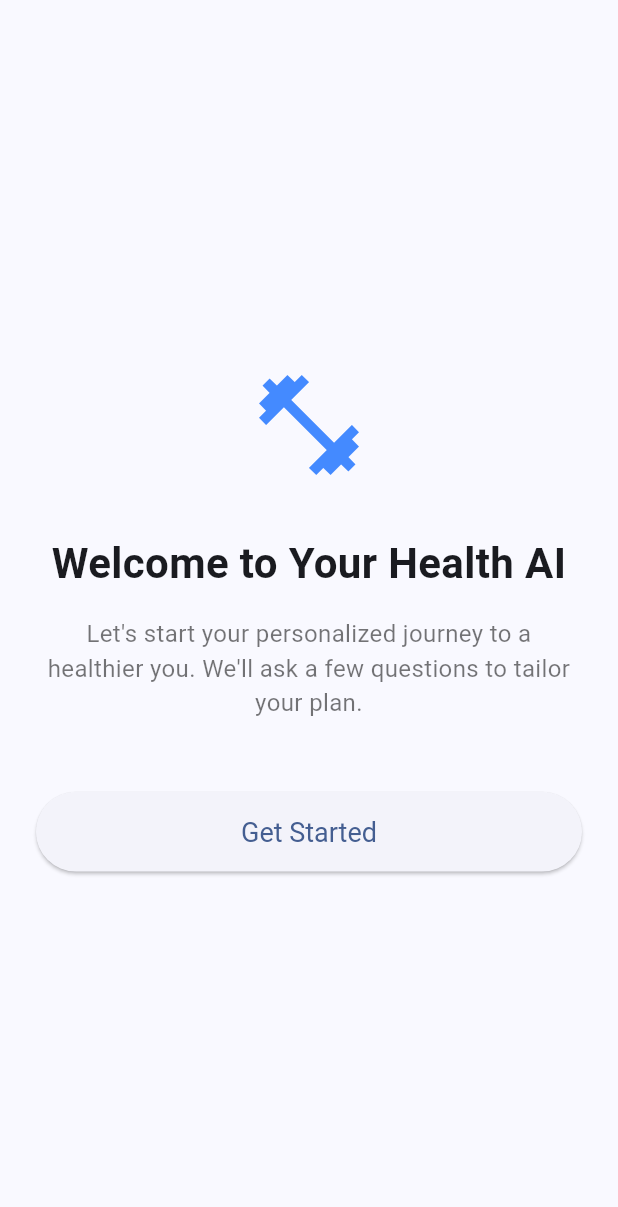
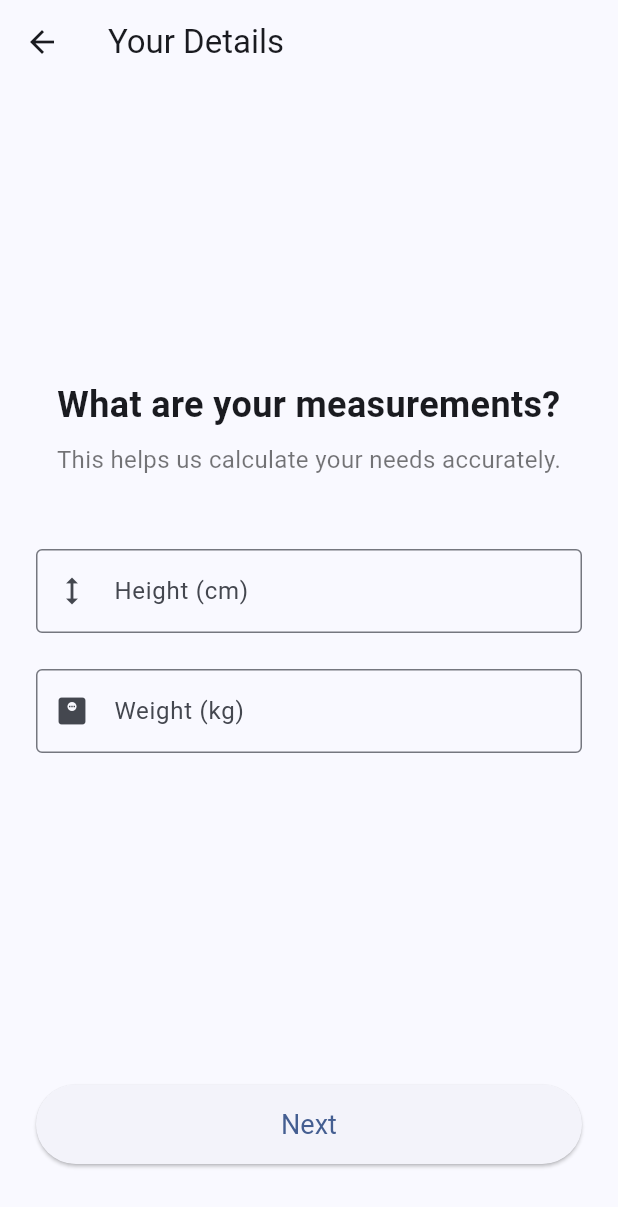
Before and after one commit to devrugu/health_ai_app, a Flutter app: the screen it shows after launch, after a tap on "Get Started", on a phone screen of 412 x 824 dp. Shown: the top 1207 px of the screen. Run offline on Flutter 3.47's test engine with Material 3 defaults, Android fonts, the phone set to English and light mode, and no system bars.

Commit message:
feat(onboarding): Build multi-step form foundation with metric inputs

```diff
--- /dev/null
+++ b/lib/src/features/onboarding/presentation/screens/onboarding_details_screen.dart
@@ -0,0 +1,63 @@
+// lib/src/features/onboarding/presentation/screens/onboarding_details_screen.dart
+
+import 'package:flutter/material.dart';
+import 'package:health_ai_app/src/features/onboarding/presentation/widgets/metric_input_step.dart'; // Make sure this path is correct
+
+class OnboardingDetailsScreen extends StatefulWidget {
+  const OnboardingDetailsScreen({super.key});
+
+  @override
+  State<OnboardingDetailsScreen> createState() => _OnboardingDetailsScreenState();
+}
+
+class _OnboardingDetailsScreenState extends State<OnboardingDetailsScreen> {
+  // A controller to manage the pages in the PageView
+  final PageController _pageController = PageController();
+
+  // A list of all our question widgets (steps)
+  // For now, it only has one step. We will add more later.
+  final List<Widget> _onboardingSteps = [
+    const MetricInputStep(),
+    // We can add more steps here like:
+    // const GoalSelectionStep(),
+    // const ActivityLevelStep(),
+  ];
+
+  @override
+  void dispose() {
+    _pageController.dispose(); // Clean up the controller when the widget is removed
+    super.dispose();
+  }
+
+  @override
+  Widget build(BuildContext context) {
+    return Scaffold(
+      appBar: AppBar(
+        // The title in the top bar
+        title: const Text('Your Details'),
+        // A back button is automatically added by Flutter
+      ),
+      body: PageView(
+        controller: _pageController,
+        // This disables swiping. We want users to use the buttons.
+        physics: const NeverScrollableScrollPhysics(),
+        children: _onboardingSteps,
+      ),
+      // Bottom navigation bar for the next/finish buttons
+      bottomNavigationBar: Padding(
+        padding: const EdgeInsets.all(24.0).copyWith(bottom: 48),
+        child: ElevatedButton(
+          onPressed: () {
+            // Logic to move to the next page or finish
+            print('Next / Finish button pressed');
+          },
+          style: ElevatedButton.styleFrom(
+            padding: const EdgeInsets.symmetric(vertical: 16),
+            textStyle: const TextStyle(fontSize: 18),
+          ),
+          child: const Text('Next'), // This text will change on the last page
+        ),
+      ),
+    );
+  }
+}
--- a/lib/src/features/onboarding/presentation/screens/welcome_screen.dart
+++ b/lib/src/features/onboarding/presentation/screens/welcome_screen.dart
@@ -1,6 +1,7 @@
 // lib/src/features/onboarding/presentation/screens/welcome_screen.dart
 
 import 'package:flutter/material.dart';
+import 'package:health_ai_app/src/features/onboarding/presentation/screens/onboarding_details_screen.dart';
 
 class WelcomeScreen extends StatelessWidget {
   const WelcomeScreen({super.key});
@@ -51,9 +52,11 @@ class WelcomeScreen extends StatelessWidget {
               // The main action button to start the onboarding process.
               ElevatedButton(
                 onPressed: () {
-                  // This will navigate to the next screen. We will implement this later.
-                  print('Get Started button pressed!');
-                },
+  Navigator.push(
+    context,
+    MaterialPageRoute(builder: (context) => const OnboardingDetailsScreen()),
+  );
+},
                 style: ElevatedButton.styleFrom(
                   padding: const EdgeInsets.symmetric(vertical: 16),
                   textStyle: const TextStyle(fontSize: 18),
--- /dev/null
+++ b/lib/src/features/onboarding/presentation/widgets/metric_input_step.dart
@@ -0,0 +1,61 @@
+// lib/src/features/onboarding/presentation/widgets/metric_input_step.dart
+
+import 'package:flutter/material.dart';
+import 'package:flutter/services.dart';
+
+class MetricInputStep extends StatelessWidget {
+  const MetricInputStep({super.key});
+
+  @override
+  Widget build(BuildContext context) {
+    return Padding(
+      padding: const EdgeInsets.symmetric(horizontal: 24.0),
+      child: Column(
+        mainAxisAlignment: MainAxisAlignment.center,
+        crossAxisAlignment: CrossAxisAlignment.stretch,
+        children: [
+          const Text(
+            'What are your measurements?',
+            textAlign: TextAlign.center,
+            style: TextStyle(
+              fontSize: 24,
+              fontWeight: FontWeight.bold,
+            ),
+          ),
+          const SizedBox(height: 8),
+          const Text(
+            'This helps us calculate your needs accurately.',
+            textAlign: TextAlign.center,
+            style: TextStyle(fontSize: 16, color: Colors.black54),
+          ),
+          const SizedBox(height: 48),
+
+          // Input field for Height
+          TextField(
+            decoration: const InputDecoration(
+              labelText: 'Height (cm)',
+              border: OutlineInputBorder(),
+              prefixIcon: Icon(Icons.height),
+            ),
+            keyboardType: TextInputType.number,
+            inputFormatters: [FilteringTextInputFormatter.digitsOnly],
+          ),
+          const SizedBox(height: 24),
+
+          // Input field for Weight
+          TextField(
+            decoration: const InputDecoration(
+              labelText: 'Weight (kg)',
+              border: OutlineInputBorder(),
+              prefixIcon: Icon(Icons.monitor_weight),
+            ),
+            keyboardType: const TextInputType.numberWithOptions(decimal: true),
+            inputFormatters: [
+              FilteringTextInputFormatter.allow(RegExp(r'^\d+\.?\d{0,2}')),
+            ],
+          ),
+        ],
+      ),
+    );
+  }
+}
```
